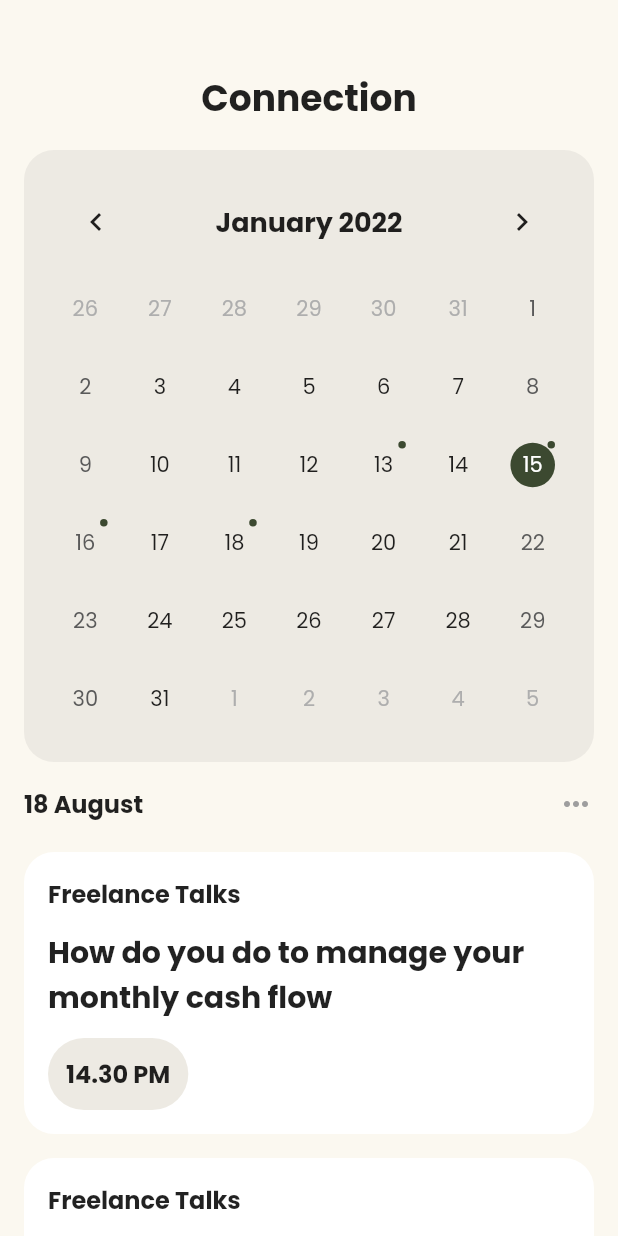
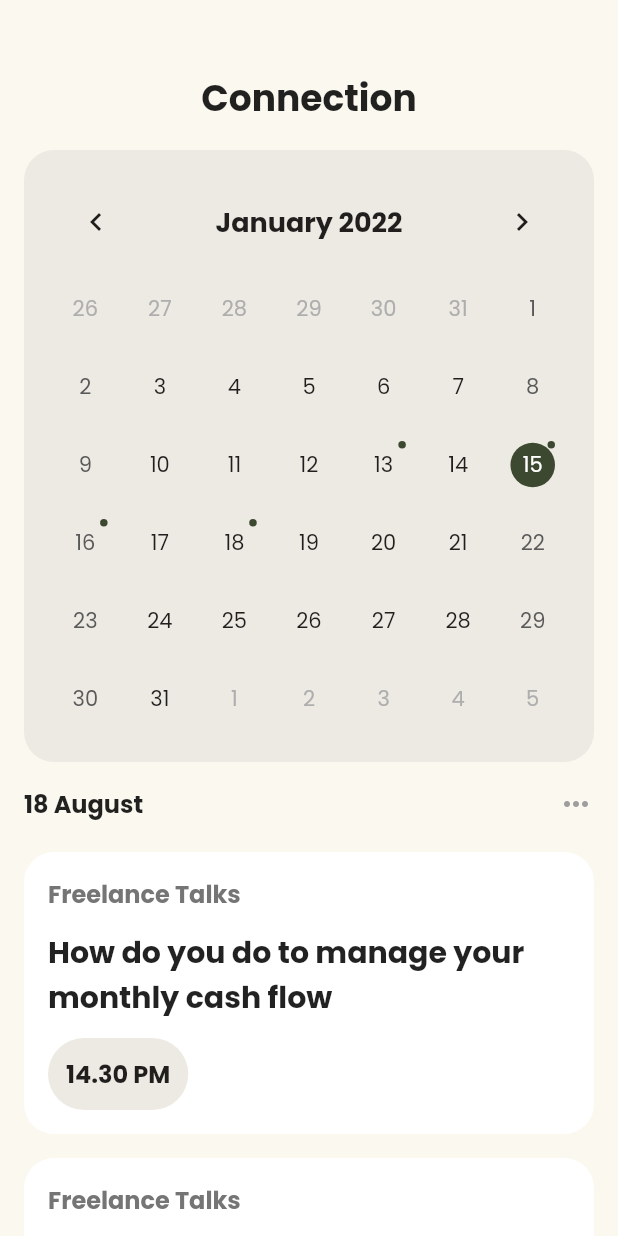
Before and after one commit to tadakun8/social_networking_and_forum_mobile_app_clone, a Flutter app: the ScheduleScreen screen opened directly, on a phone screen of 412 x 824 dp. Run offline on Flutter 3.47's test engine with Material 2 defaults, Android fonts, the phone set to English and light mode, and no system bars; drawn by our look-alikes of table_calendar; our stand-ins replace carousel_slider, fl_chart, google_fonts.

Commit message:
fix: Modify type of event list sentence color

```diff
--- a/lib/screens/schedule/schedule_event_list.dart
+++ b/lib/screens/schedule/schedule_event_list.dart
@@ -73,7 +73,7 @@ class ScheduleEvent extends StatelessWidget {
             style: Theme.of(context)
                 .textTheme
                 .subtitle1!
-                .copyWith(fontWeight: FontWeight.bold),
+                .copyWith(color: Colors.grey[600], fontWeight: FontWeight.bold),
           ),
           SizedBox(
             height: Constants.defaultPadding * 0.75,
```
